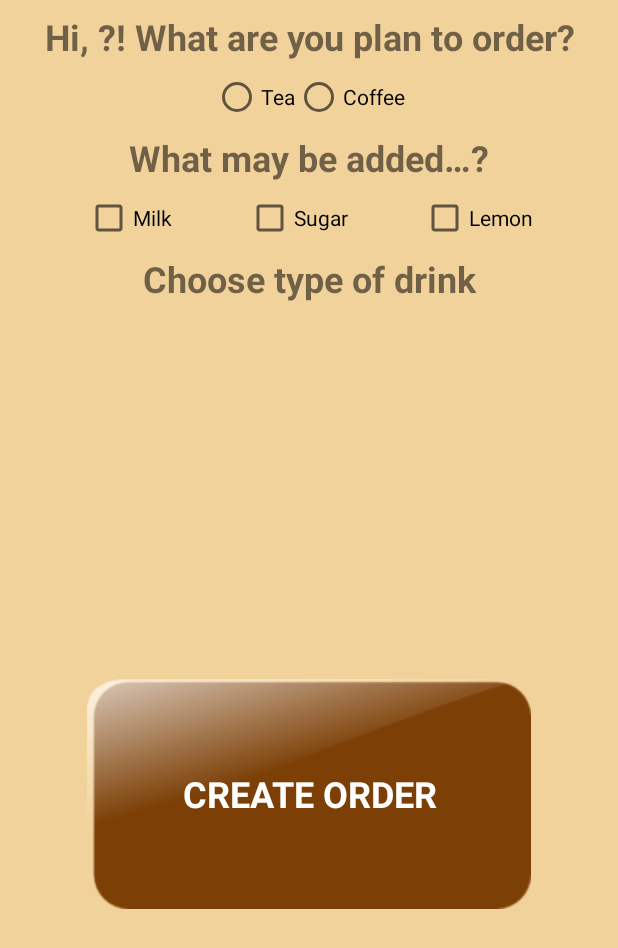
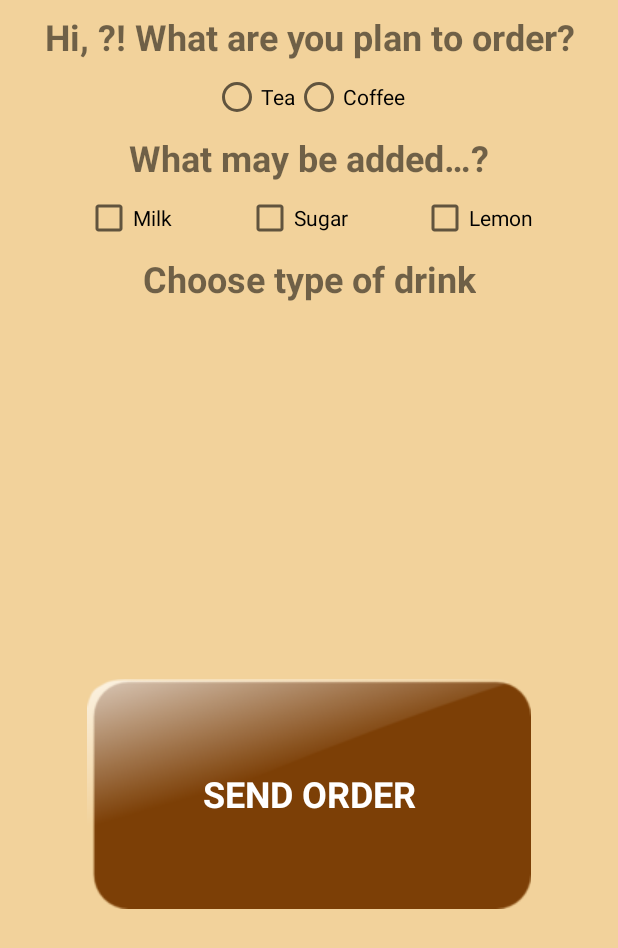
Before and after one commit to alebra42/test-cafe-order, an Android app: the CreateOrderActivity screen opened directly, with no data from a screen before it, on a phone screen of 412 x 824 dp. Shown: the top 948 px of the screen. Run offline under Robolectric (Android 15) with nearby library versions, the phone set to English and light mode, and no system bars.

Commit message:
Added info treatment

```diff
--- a/app/src/main/java/pw/talamaur/android/testcafeorder/CreateOrderActivity.java
+++ b/app/src/main/java/pw/talamaur/android/testcafeorder/CreateOrderActivity.java
@@ -11,29 +11,41 @@ import android.widget.TextView;
 
 public class CreateOrderActivity extends AppCompatActivity {
 
+    private String name;
+    private String password;
+    private byte radioGroupDrinkType;
+    private CheckBox checkBoxMilk;
+    private CheckBox checkBoxSugar;
+    private CheckBox checkBoxLemon;
+    private Spinner spinnerCoffee;
+    private Spinner spinnerTea;
+    private StringBuilder resultString;
+
     @Override
     protected void onCreate(Bundle savedInstanceState) {
         super.onCreate(savedInstanceState);
         setContentView(R.layout.activity_create_order);
 
+        resultString = new StringBuilder();
+
         Intent intent = getIntent();
-        String name = intent.hasExtra("name") ?
+        name = intent.hasExtra("name") ?
                 intent.getStringExtra("name") :
                 "?";
-        String password = intent.hasExtra("password") ?
+        password = intent.hasExtra("password") ?
                 intent.getStringExtra("password") :
                 "?";
 
         setupTextViewHello(name);
+        setupCheckBoxes();
 
         RadioGroup radioGroup = findViewById(R.id.radioGroupDrinks);
         radioGroup.setOnCheckedChangeListener(new RadioGroup.OnCheckedChangeListener() {
             @Override
             public void onCheckedChanged(RadioGroup group, int checkedId) {
-                Spinner spinnerCoffee = findViewById(R.id.spinnerCoffee);
-                Spinner spinnerTea = findViewById(R.id.spinnerTea);
+                spinnerCoffee = findViewById(R.id.spinnerCoffee);
+                spinnerTea = findViewById(R.id.spinnerTea);
                 TextView textViewAdditions = findViewById(R.id.textViewAdditions);
-                CheckBox checkboxLemon = findViewById(R.id.checkboxLemon);
                 switch (checkedId) {
                     case 1: // tea
                         spinnerCoffee.setVisibility(View.INVISIBLE);
@@ -41,7 +53,7 @@ public class CreateOrderActivity extends AppCompatActivity {
                         spinnerTea.setVisibility(View.VISIBLE);
                         spinnerTea.setEnabled(true);
                         textViewAdditions.setText(R.string.additions_tea);
-                        checkboxLemon.setEnabled(true);
+                        checkBoxLemon.setEnabled(true);
                         break;
 
                     case 2: //coffee
@@ -50,10 +62,11 @@ public class CreateOrderActivity extends AppCompatActivity {
                         spinnerTea.setVisibility(View.INVISIBLE);
                         spinnerTea.setEnabled(false);
                         textViewAdditions.setText(R.string.additions_coffee);
-                        checkboxLemon.setChecked(false);
-                        checkboxLemon.setEnabled(false);
+                        checkBoxLemon.setChecked(false);
+                        checkBoxLemon.setEnabled(false);
                         break;
                 }
+                radioGroupDrinkType = (byte) checkedId;
             }
         });
     }
@@ -64,4 +77,43 @@ public class CreateOrderActivity extends AppCompatActivity {
         String newHelloText = oldHelloText.replace("%USERNAME%", newName);
         textViewHello.setText(newHelloText);
     }
+
+    private void setupCheckBoxes() {
+        checkBoxMilk = findViewById(R.id.checkboxMilk);
+        checkBoxSugar = findViewById(R.id.checkboxSugar);
+        checkBoxLemon = findViewById(R.id.checkboxLemon);
+    }
+
+    public void onClickSendOrder(View view) {
+        String drinkOption = "";
+        resultString.append("name: ").append(name).append('\n');
+        resultString.append("password: ").append(password).append('\n');
+        if (radioGroupDrinkType == -1) {
+            resultString.append("Drink type: ").append(getString(R.string.not_selected)).append('\n');
+        } else if (radioGroupDrinkType == 1) {
+            resultString.append("Drink type: ").append(getString(R.string.tea)).append('\n');
+            drinkOption = spinnerTea.getSelectedItem().toString();
+        } else if (radioGroupDrinkType == 2) {
+            resultString.append("Drink type: ").append(getString(R.string.coffee)).append('\n');
+            drinkOption = spinnerCoffee.getSelectedItem().toString();
+        }
+        resultString.append("Drink additions: ");
+        if (checkBoxMilk.isChecked()) {
+            resultString.append(getString(R.string.milk)).append(' ');
+        }
+        if (checkBoxSugar.isChecked()) {
+            resultString.append(getString(R.string.sugar)).append(' ');
+        }
+        if (checkBoxLemon.isChecked()) {
+            resultString.append(getString(R.string.lemon)).append(' ');
+        }
+        resultString.append('\n');
+        resultString.append("Drink option: ").append(drinkOption);
+
+        Intent intent = new Intent(Intent.ACTION_SEND);
+        intent.setType("text/plain");
+        intent.putExtra(Intent.EXTRA_TEXT, resultString.toString());
+        Intent chooserIntent = Intent.createChooser(intent, "TEST 445");
+        startActivity(chooserIntent);
+    }
 }
--- a/app/src/main/res/layout/activity_create_order.xml
+++ b/app/src/main/res/layout/activity_create_order.xml
@@ -141,7 +141,8 @@
         app:layout_constraintTop_toBottomOf="@id/spinnerCoffee"
         app:layout_constraintStart_toStartOf="parent"
         app:layout_constraintEnd_toEndOf="parent"
-        app:layout_constraintBottom_toBottomOf="parent">
+        app:layout_constraintBottom_toBottomOf="parent"
+        android:onClick="onClickSendOrder">
 
         <ImageView
             android:id="@+id/buttonSendOrder"
@@ -158,7 +159,7 @@
             android:layout_alignEnd="@id/buttonSendOrder"
             android:layout_alignBottom="@id/buttonSendOrder"
             android:gravity="center"
-            android:text="@string/create_order"
+            android:text="@string/send_order"
             android:textAllCaps="true"
             android:textColor="@color/white"
             android:textSize="24sp"
--- a/app/src/main/res/values/strings.xml
+++ b/app/src/main/res/values/strings.xml
@@ -9,6 +9,7 @@
     <string name="hi_username">Hi, %USERNAME%! What are you plan to order?</string>
     <string name="tea">Tea</string>
     <string name="coffee">Coffee</string>
+    <string name="not_selected">Not selected</string>
     <string name="additions_unknown">What may be added&#8230;?</string>
     <string name="additions_tea">What may be added to tea?</string>
     <string name="additions_coffee">What may be added to coffee?</string>
@@ -17,6 +18,7 @@
     <string name="lemon">Lemon</string>
     <string name="choose_drink">Choose type of drink</string>
     <string name="button_send_order">Button send order</string>
+    <string name="send_order">Send order</string>
 
     <string-array name="coffee_options">
         <item>Americano</item>
```
